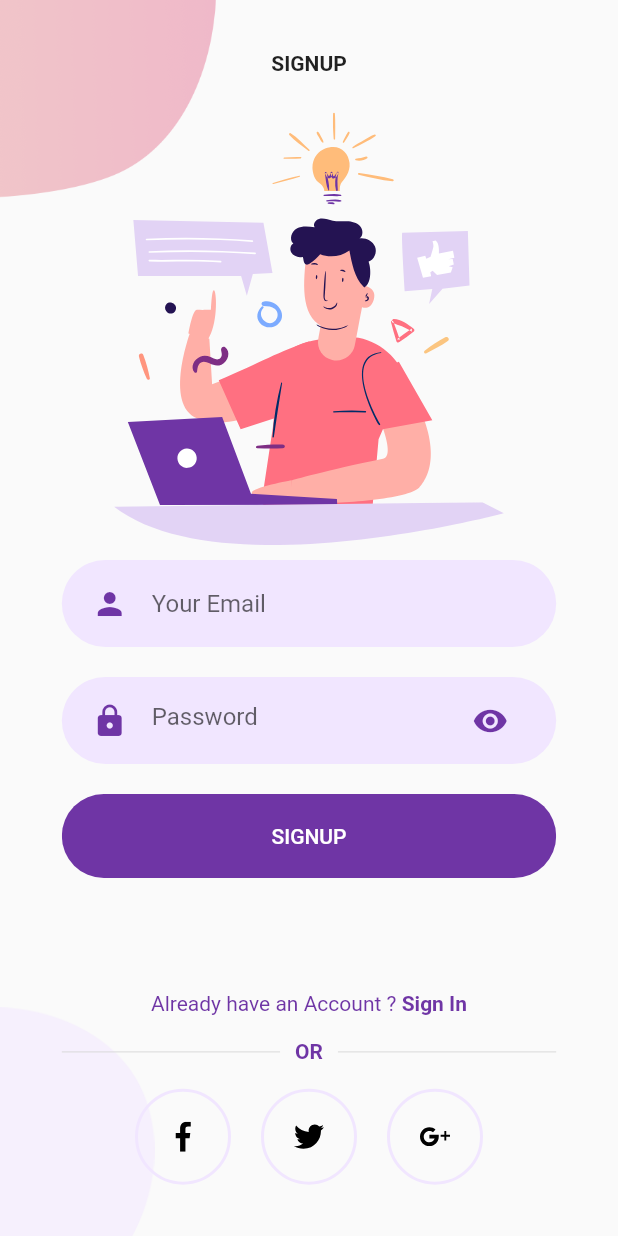
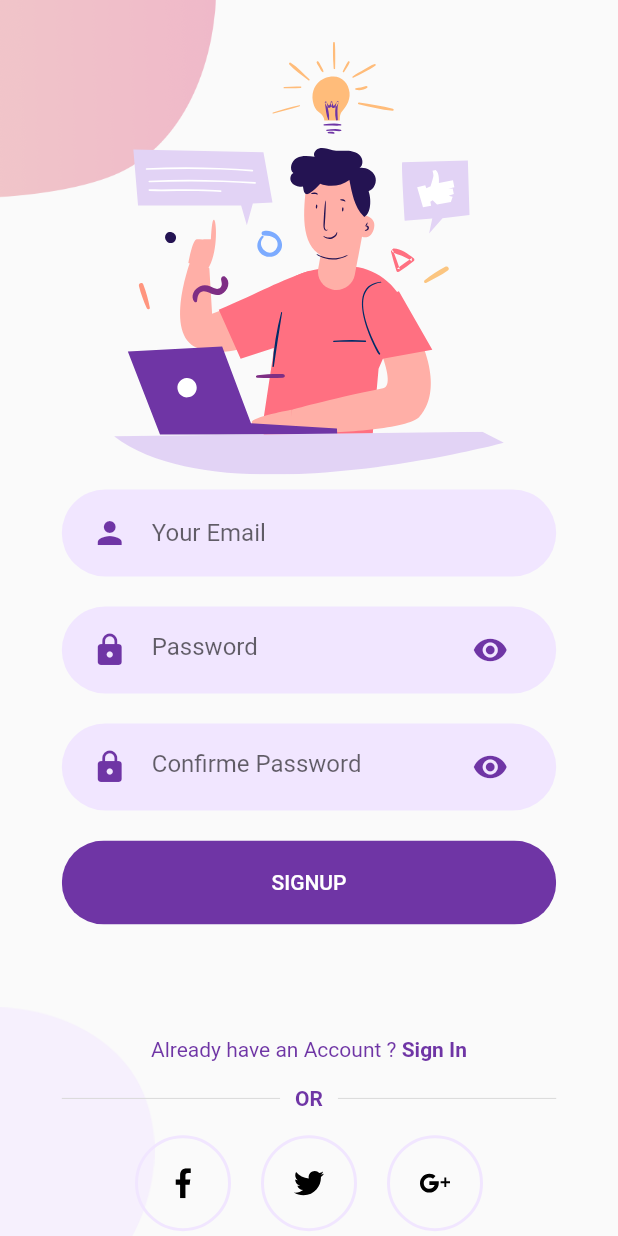
Before and after one commit to MohamedNedhirGhalaoui/TnTrips, a Flutter app: the SignUpScreen screen opened directly, on a phone screen of 412 x 824 dp. Run offline on Flutter 3.47's test engine with Material 2 defaults, Android fonts, the phone set to English and light mode, and no system bars; our stand-ins replace firebase_auth, firebase_core, flutter_spinkit, flutter_svg; accounts and stored records are empty; network calls fail; statements that could not run were skipped.

Commit message:
initial commit

```diff
--- a/lib/ui/authenticate/signup/signup_components/signup_body.dart
+++ b/lib/ui/authenticate/signup/signup_components/signup_body.dart
@@ -36,10 +36,6 @@ class _BodyState extends State<SignUpBody> {
         child: Column(
           mainAxisAlignment: MainAxisAlignment.center,
           children: <Widget>[
-            Text(
-              "SIGNUP",
-              style: TextStyle(fontWeight: FontWeight.bold),
-            ),
             SizedBox(height: size.height * 0.03),
             SvgPicture.asset(
               "assets/icons/signup.svg",
@@ -65,11 +61,13 @@ class _BodyState extends State<SignUpBody> {
                       });
                     },
                   ),
-                  // RoundedConfirmePasswordField(
-                  //   onChanged: (value) {
-                  //     setState(() {});
-                  //   },
-                  // ),
+                  RoundedConfirmePasswordField(
+                    onChanged: (value) {
+                      setState(() {
+                        RoundedConfirmePasswordField.confirmePassword = value;
+                      });
+                    },
+                  ),
                   RoundedButton(
                     text: "SIGNUP",
                     press: () async {
--- a/pubspec.yaml
+++ b/pubspec.yaml
@@ -28,7 +28,6 @@ dependencies:
   firebase_auth: ^2.0.0
   cloud_firestore: ^2.3.0
   cupertino_icons: ^1.0.3
-
   provider: ^5.0.0
   flutter_svg: ^0.22.0
   flutter_spinkit: ^5.0.0
```
Also changed, not shown: lib/ui/home/home.dart (+10 -11 lines), assets/images/user.jpg (added), 2 other files.
